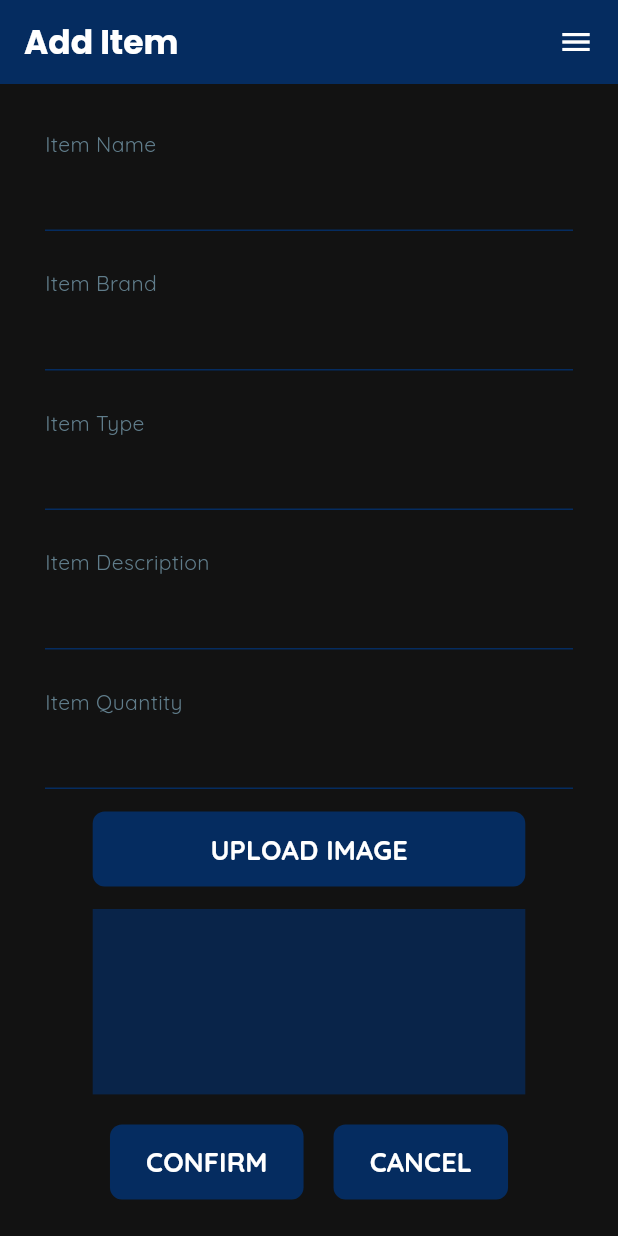
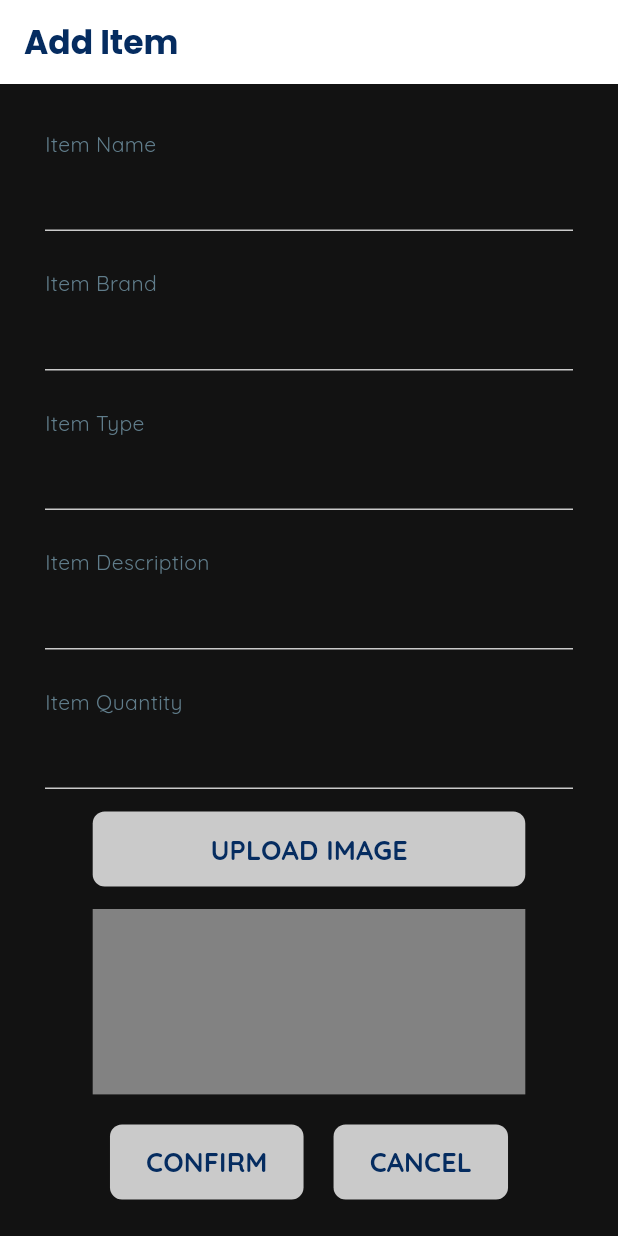
Before and after one commit to WillyCuk/ATK, a Flutter app: the AddItem screen opened by its route, on a phone screen of 412 x 824 dp. Run offline on Flutter 3.47's test engine with Material 3 defaults, Android fonts, the phone set to English and light mode, and no system bars; our stand-ins replace flutter_switch, go_router, google_fonts, image_picker.

Commit message:
commit upgrade

```diff
--- a/lib/pages/menu/additem.dart
+++ b/lib/pages/menu/admin/additem.dart
@@ -6,7 +6,7 @@ import 'package:google_fonts/google_fonts.dart';
 import 'package:image_picker/image_picker.dart';
 import 'package:provider/provider.dart';
 
-import '../../utils/mypagebutton.dart';
+import '../../../utils/mypagebutton.dart';
 
 class AddItem extends StatefulWidget {
   const AddItem({super.key});
@@ -97,18 +97,12 @@ class _AddItemState extends State<AddItem> {
     return Scaffold(
       resizeToAvoidBottomInset: false,
       appBar: AppBar(
-        title: Row(
-          mainAxisAlignment: MainAxisAlignment.spaceBetween,
-          children: [
-            Text(
-              "Add Item",
-              style: GoogleFonts.poppins(fontWeight: FontWeight.bold),
-            ),
-            const Icon(Icons.menu)
-          ],
+        title: Text(
+          "Add Item",
+          style: GoogleFonts.poppins(fontWeight: FontWeight.bold),
         ),
-        backgroundColor: const Color.fromARGB(255, 5, 44, 96),
-        foregroundColor: Colors.white,
+        backgroundColor: Theme.of(context).appBarTheme.backgroundColor,
+        foregroundColor: Theme.of(context).appBarTheme.foregroundColor,
       ),
       body: Padding(
         padding: const EdgeInsets.all(30.0),
@@ -139,8 +133,9 @@ class _AddItemState extends State<AddItem> {
             const SizedBox(height: 15),
             image == null
                 ? Container(
-                    decoration: const BoxDecoration(
-                        color: Color.fromRGBO(5, 44, 96, 0.7)),
+                    decoration: BoxDecoration(
+                      color: Theme.of(context).colorScheme.secondaryContainer,
+                    ),
                     width: MediaQuery.of(context).size.width * .7,
                     height: MediaQuery.of(context).size.height * .15,
                   )
--- a/lib/pages/menu/admin/itemdetail.dart
+++ b/lib/pages/menu/admin/itemdetail.dart
@@ -27,6 +27,8 @@ class _ItemDetailsAdminState extends State<ItemDetailsAdmin> {
 
     return Scaffold(
       appBar: AppBar(
+        backgroundColor: Theme.of(context).appBarTheme.backgroundColor,
+        foregroundColor: Theme.of(context).appBarTheme.foregroundColor,
         title: Row(
           mainAxisAlignment: MainAxisAlignment.spaceBetween,
           children: [
@@ -36,8 +38,6 @@ class _ItemDetailsAdminState extends State<ItemDetailsAdmin> {
             ),
           ],
         ),
-        backgroundColor: AppColor.appBarBackground,
-        foregroundColor: AppColor.appBarForeground,
       ),
       body: Padding(
         padding: const EdgeInsets.symmetric(vertical: 30.0, horizontal: 40.0),
--- a/lib/pages/menu/admin/itemrequests.dart
+++ b/lib/pages/menu/admin/itemrequests.dart
@@ -35,8 +35,8 @@ class ItemRequestAdmin extends StatelessWidget {
             const Icon(Icons.menu)
           ],
         ),
-        backgroundColor: const Color.fromARGB(255, 5, 44, 96),
-        foregroundColor: Colors.white,
+        backgroundColor: Theme.of(context).appBarTheme.backgroundColor,
+        foregroundColor: Theme.of(context).appBarTheme.foregroundColor,
       ),
       body: Padding(
           padding: const EdgeInsets.symmetric(vertical: 10.0, horizontal: 25.0),
--- a/lib/pages/menu/admin/stockitem.dart
+++ b/lib/pages/menu/admin/stockitem.dart
@@ -40,6 +40,7 @@ class StockItemAdmin extends StatelessWidget {
         child: ListView.builder(
           itemCount: items.length,
           itemBuilder: (context, index) => StockTile(
+              role: 'admin',
               routeIndex: index.toString(),
               itemName: items[index][1],
               itemBrand: items[index][2],
--- a/lib/pages/menu/user/itemdetail.dart
+++ b/lib/pages/menu/user/itemdetail.dart
@@ -15,6 +15,8 @@ class ItemDetailsUser extends StatelessWidget {
     List<dynamic> item = Provider.of<ItemList>(context).items[itemIndex];
     return Scaffold(
       appBar: AppBar(
+        backgroundColor: Theme.of(context).appBarTheme.backgroundColor,
+        foregroundColor: Theme.of(context).appBarTheme.foregroundColor,
         title: Row(
           mainAxisAlignment: MainAxisAlignment.spaceBetween,
           children: [
@@ -24,8 +26,6 @@ class ItemDetailsUser extends StatelessWidget {
             ),
           ],
         ),
-        backgroundColor: AppColor.appBarBackground,
-        foregroundColor: AppColor.appBarForeground,
       ),
       body: Padding(
         padding: const EdgeInsets.symmetric(vertical: 30.0, horizontal: 40.0),
--- a/lib/pages/menu/user/stockitem.dart
+++ b/lib/pages/menu/user/stockitem.dart
@@ -29,6 +29,7 @@ class StockItemUser extends StatelessWidget {
           child: ListView.builder(
             itemCount: items.length,
             itemBuilder: (context, index) => StockTile(
+                role: "user",
                 routeIndex: index.toString(),
                 itemName: items[index][1],
                 itemBrand: items[index][2],
--- a/lib/pages/mainpage.dart
+++ b/lib/pages/user/admin/mainpage.dart
@@ -4,7 +4,7 @@ import 'package:atk/utils/logo.dart';
 import 'package:flutter/material.dart';
 import 'package:go_router/go_router.dart';
 import 'package:google_fonts/google_fonts.dart';
-import '../Colors/colors.dart' as color;
+import '../../../Colors/colors.dart' as color;
 
 class MainPage extends StatelessWidget {
   const MainPage({super.key});
--- a/lib/pages/register.dart
+++ b/lib/pages/user/admin/register.dart
@@ -7,7 +7,7 @@ import 'package:flutter/material.dart';
 import 'package:go_router/go_router.dart';
 import 'package:google_fonts/google_fonts.dart';
 import 'package:provider/provider.dart';
-import "../Colors/colors.dart";
+import "../../../Colors/colors.dart";
 
 class RegisterPage extends StatefulWidget {
   const RegisterPage({super.key});
--- a/lib/theme/dark.dart
+++ b/lib/theme/dark.dart
@@ -16,4 +16,5 @@ ThemeData darkMode = ThemeData(
       tertiary: Colors.black,
       inversePrimary: Color.fromARGB(255, 5, 44, 96),
       primaryContainer: Color.fromRGBO(242, 242, 242, 0.82),
+      secondaryContainer: Color.fromRGBO(242, 242, 242, 0.5),
     ));
--- a/lib/utils/dashboardtile.dart
+++ b/lib/utils/dashboardtile.dart
@@ -1,8 +1,6 @@
 import 'package:flutter/material.dart';
 import 'package:go_router/go_router.dart';
 import 'package:google_fonts/google_fonts.dart';
-
-import '../Colors/colors.dart';
 
 class DashboardTile extends StatelessWidget {
   final String route;
--- a/lib/utils/itemtextfield.dart
+++ b/lib/utils/itemtextfield.dart
@@ -21,8 +21,8 @@ class ItemTextField extends StatelessWidget {
           decoration: InputDecoration(
               enabledBorder: UnderlineInputBorder(
                   borderRadius: BorderRadius.circular(0),
-                  borderSide: const BorderSide(
-                    color: Color.fromARGB(255, 5, 44, 96),
+                  borderSide: BorderSide(
+                    color: Theme.of(context).colorScheme.primaryContainer,
                   ))),
         ),
       ],
--- a/lib/utils/mypagebutton.dart
+++ b/lib/utils/mypagebutton.dart
@@ -20,7 +20,7 @@ class MyPageButton extends StatelessWidget {
     return ElevatedButton(
       onPressed: onPressed,
       style: ElevatedButton.styleFrom(
-          backgroundColor: const Color.fromARGB(255, 5, 44, 96),
+          backgroundColor: Theme.of(context).colorScheme.primaryContainer,
           elevation: 0,
           minimumSize: Size(width, height),
           shape:
@@ -28,7 +28,9 @@ class MyPageButton extends StatelessWidget {
       child: Text(
         text,
         style: GoogleFonts.quicksand(
-            fontSize: 18, fontWeight: FontWeight.bold, color: Colors.white),
+            fontSize: 18,
+            fontWeight: FontWeight.bold,
+            color: Theme.of(context).colorScheme.inversePrimary),
       ),
     );
   }
--- a/lib/utils/textformfield.dart
+++ b/lib/utils/textformfield.dart
@@ -1,6 +1,5 @@
 import 'package:flutter/material.dart';
 import 'package:google_fonts/google_fonts.dart';
-import "../Colors/colors.dart";
 
 class MyTextFormField extends StatelessWidget {
   final TextEditingController controller;
```
Also changed, not shown: lib/pages/user/admin/login.dart (renamed from lib/pages/login.dart, +18 -1 lines), lib/router/router.dart (+7 -7 lines), lib/utils/ordertile.dart (+4 -3 lines), lib/utils/stocktile.dart (+8 -4 lines), lib/pages/user/admin/error.dart (renamed from lib/pages/error.dart), lib/pages/user/admin/fpassword.dart (renamed from lib/pages/fpassword.dart), lib/pages/user/admin/settings.dart (renamed from lib/pages/settings.dart).
